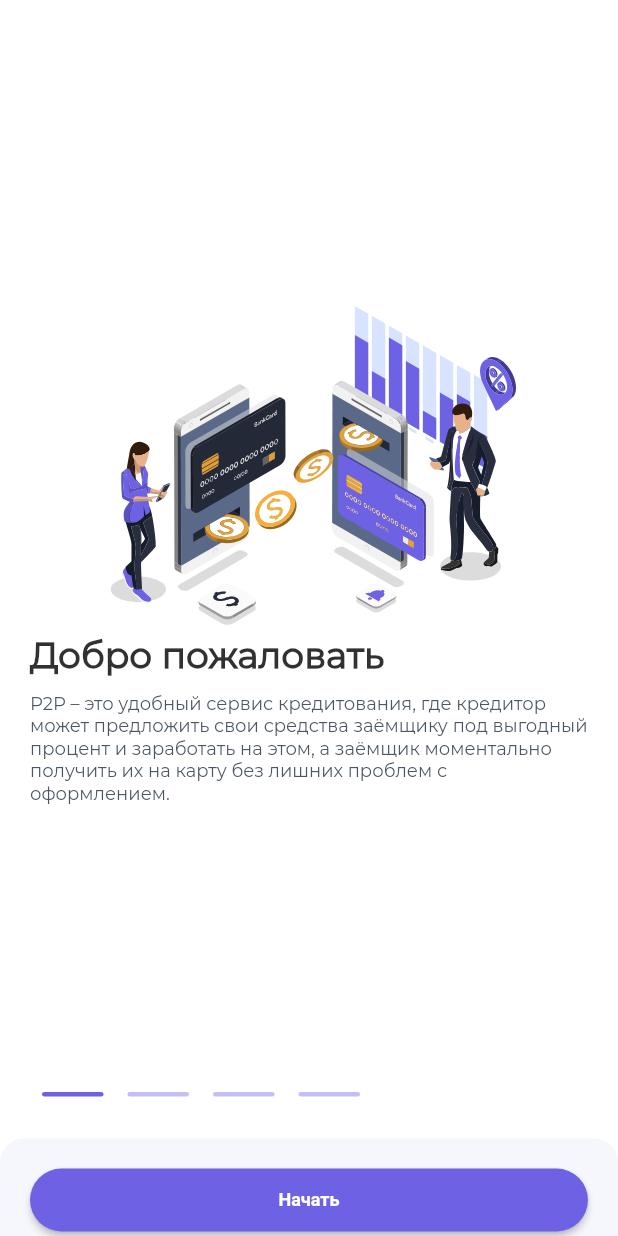
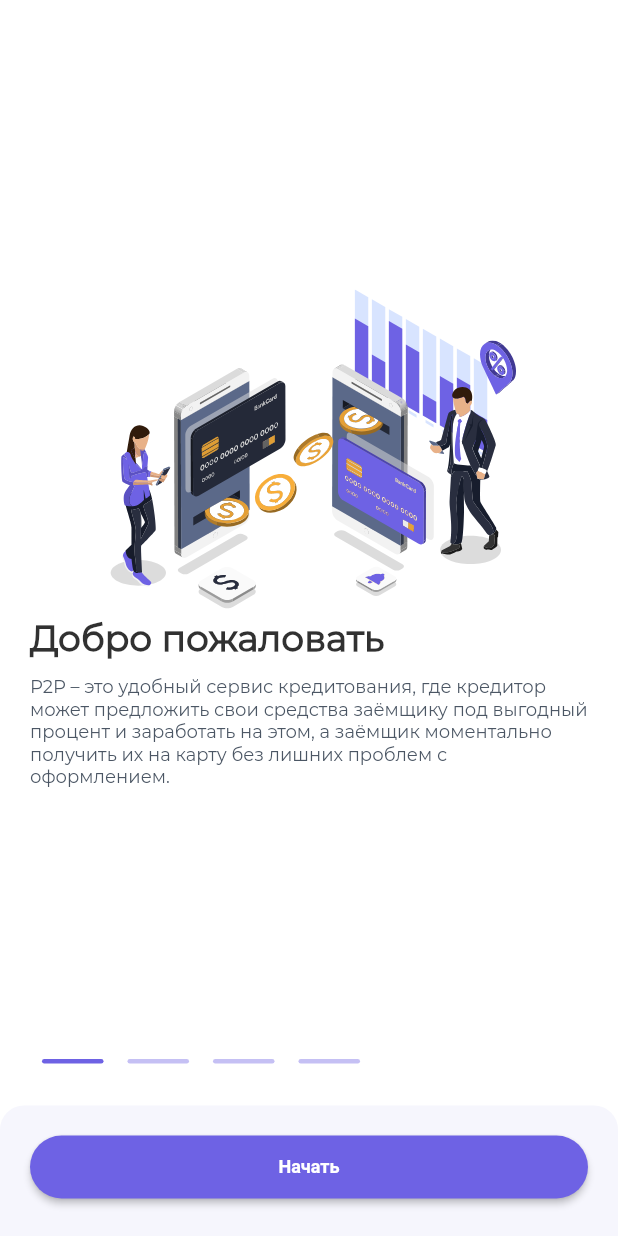
Before and after one commit to Bek-End/Crededev, a Flutter app: the screen it shows after launch, on a phone screen of 412 x 824 dp. Run offline on Flutter 3.47's test engine with Material 2 defaults, Android fonts, the light colour scheme and no system bars; drawn by our look-alikes of dots_indicator; our stand-ins replace flutter_svg.

Commit message:
#17 Changed padding

```diff
--- a/lib/features/onboarding/ui/widgets/bottom_bar.dart
+++ b/lib/features/onboarding/ui/widgets/bottom_bar.dart
@@ -17,6 +17,7 @@ class BottomBar extends StatelessWidget {
         top: 17,
         left: 20,
         right: 20,
+        bottom: 22,
       ),
       decoration: const BoxDecoration(
         color: kGrey,
```
